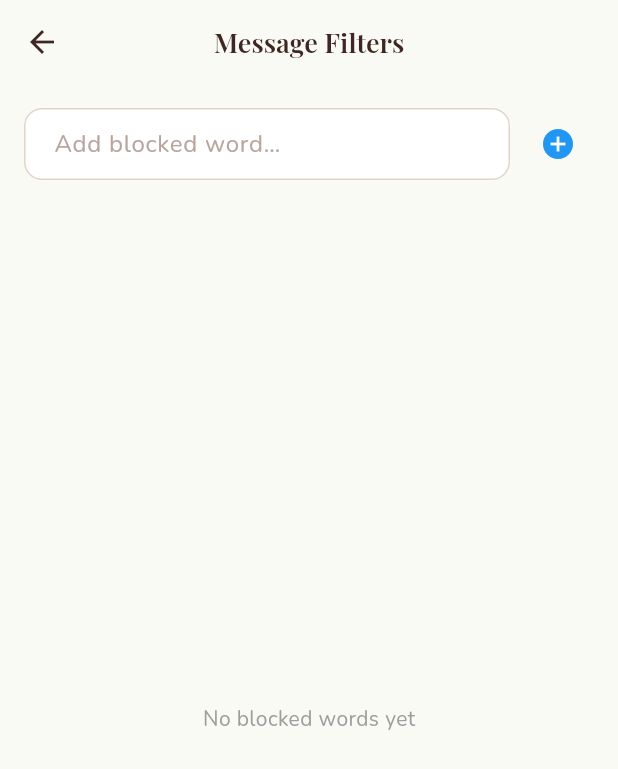
After one commit to OMCHOKSI108/closetalk, a Flutter app: the MessageFiltersScreen screen opened directly, after a tap on the "add circle" icon, on a phone screen of 412 x 824 dp. The commit adds this screen. Shown: the top 769 px of the screen. Run offline on Flutter 3.47's test engine with Material 3 defaults, Android fonts, the phone set to English and light mode, and no system bars; our stand-ins replace audioplayers, cached_network_image, firebase_core, firebase_messaging, flutter_local_notifications, flutter_map and 10 more; missing offline and left inert: cryptography, photo_manager, record; accounts and stored records are empty.

Commit message:
feat: add filter functionality for blocking words in messages

```diff
--- a/closetalk_app/lib/main.dart
+++ b/closetalk_app/lib/main.dart
@@ -16,6 +16,7 @@ import 'providers/channel_provider.dart';
 import 'providers/schedule_provider.dart';
 import 'providers/admin_provider.dart';
 import 'providers/poll_provider.dart';
+import 'providers/filter_provider.dart';
 import 'services/auth_service.dart';
 import 'services/group_service.dart';
 import 'services/message_service.dart';
@@ -54,6 +55,7 @@ class CloseTalkApp extends StatelessWidget {
         ChangeNotifierProvider(create: (_) => ScheduleProvider()),
         ChangeNotifierProvider(create: (_) => AdminProvider()),
         ChangeNotifierProvider(create: (_) => PollProvider()),
+        ChangeNotifierProvider(create: (_) => FilterProvider()),
         Provider(
           create: (_) => AuthService(
             baseUrl: ApiConfig.authBaseUrl,
--- /dev/null
+++ b/closetalk_app/lib/providers/filter_provider.dart
@@ -0,0 +1,44 @@
+import 'package:flutter/foundation.dart';
+import 'package:shared_preferences/shared_preferences.dart';
+
+class FilterProvider extends ChangeNotifier {
+  List<String> _blockedWords = [];
+  bool _isLoaded = false;
+
+  List<String> get blockedWords => List.unmodifiable(_blockedWords);
+
+  Future<void> load() async {
+    if (_isLoaded) return;
+    final prefs = await SharedPreferences.getInstance();
+    _blockedWords = prefs.getStringList('blocked_words') ?? [];
+    _isLoaded = true;
+    notifyListeners();
+  }
+
+  Future<void> addWord(String word) async {
+    final trimmed = word.trim().toLowerCase();
+    if (trimmed.isEmpty || _blockedWords.contains(trimmed)) return;
+    _blockedWords.add(trimmed);
+    await _save();
+    notifyListeners();
+  }
+
+  Future<void> removeWord(String word) async {
+    _blockedWords.remove(word);
+    await _save();
+    notifyListeners();
+  }
+
+  bool isFiltered(String content) {
+    final lower = content.toLowerCase();
+    for (final w in _blockedWords) {
+      if (lower.contains(w)) return true;
+    }
+    return false;
+  }
+
+  Future<void> _save() async {
+    final prefs = await SharedPreferences.getInstance();
+    await prefs.setStringList('blocked_words', _blockedWords);
+  }
+}
--- /dev/null
+++ b/closetalk_app/lib/screens/settings/message_filters_screen.dart
@@ -0,0 +1,91 @@
+import 'package:flutter/material.dart';
+import 'package:provider/provider.dart';
+import '../../providers/filter_provider.dart';
+
+class MessageFiltersScreen extends StatefulWidget {
+  const MessageFiltersScreen({super.key});
+
+  @override
+  State<MessageFiltersScreen> createState() => _MessageFiltersScreenState();
+}
+
+class _MessageFiltersScreenState extends State<MessageFiltersScreen> {
+  final _controller = TextEditingController();
+
+  @override
+  void initState() {
+    super.initState();
+    context.read<FilterProvider>().load();
+  }
+
+  void _addWord() {
+    final word = _controller.text.trim();
+    if (word.isEmpty) return;
+    context.read<FilterProvider>().addWord(word);
+    _controller.clear();
+  }
+
+  @override
+  Widget build(BuildContext context) {
+    final fp = context.watch<FilterProvider>();
+
+    return Scaffold(
+      appBar: AppBar(title: const Text('Message Filters')),
+      body: Column(
+        children: [
+          Padding(
+            padding: const EdgeInsets.all(16),
+            child: Row(
+              children: [
+                Expanded(
+                  child: TextField(
+                    controller: _controller,
+                    decoration: InputDecoration(
+                      hintText: 'Add blocked word…',
+                      border: OutlineInputBorder(
+                        borderRadius: BorderRadius.circular(24),
+                      ),
+                      contentPadding: const EdgeInsets.symmetric(
+                          horizontal: 16, vertical: 10),
+                    ),
+                    onSubmitted: (_) => _addWord(),
+                  ),
+                ),
+                const SizedBox(width: 8),
+                IconButton(
+                  icon: const Icon(Icons.add_circle, color: Colors.blue),
+                  onPressed: _addWord,
+                ),
+              ],
+            ),
+          ),
+          if (fp.blockedWords.isEmpty)
+            const Expanded(
+              child: Center(
+                child: Text('No blocked words yet',
+                    style: TextStyle(color: Colors.grey)),
+              ),
+            )
+          else
+            Expanded(
+              child: ListView.builder(
+                itemCount: fp.blockedWords.length,
+                itemBuilder: (_, i) {
+                  final word = fp.blockedWords[i];
+                  return ListTile(
+                    leading: const Icon(Icons.block, color: Colors.red),
+                    title: Text(word),
+                    trailing: IconButton(
+                      icon: const Icon(Icons.delete_outline,
+                          color: Colors.grey),
+                      onPressed: () => fp.removeWord(word),
+                    ),
+                  );
+                },
+              ),
+            ),
+        ],
+      ),
+    );
+  }
+}
```
